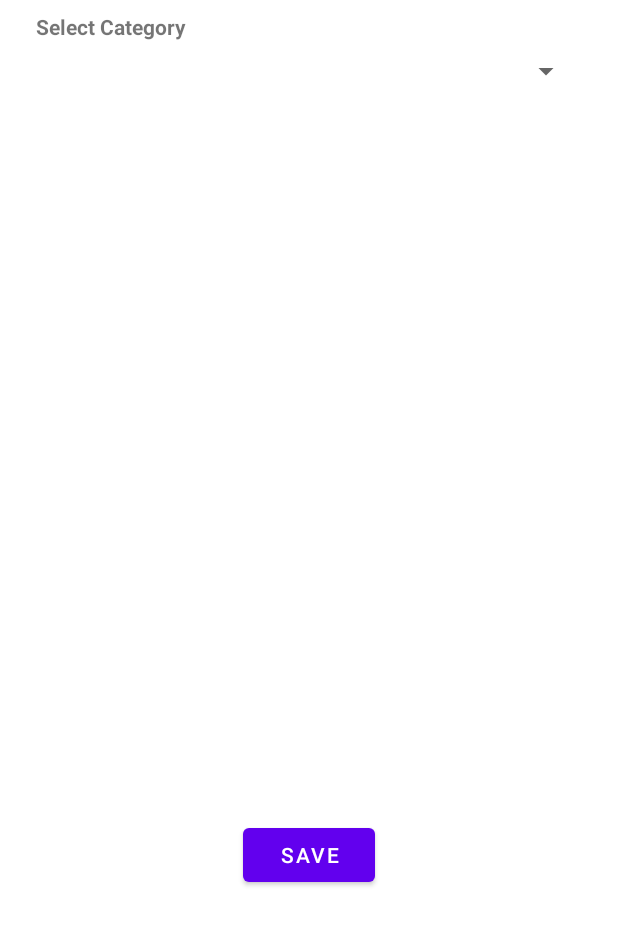
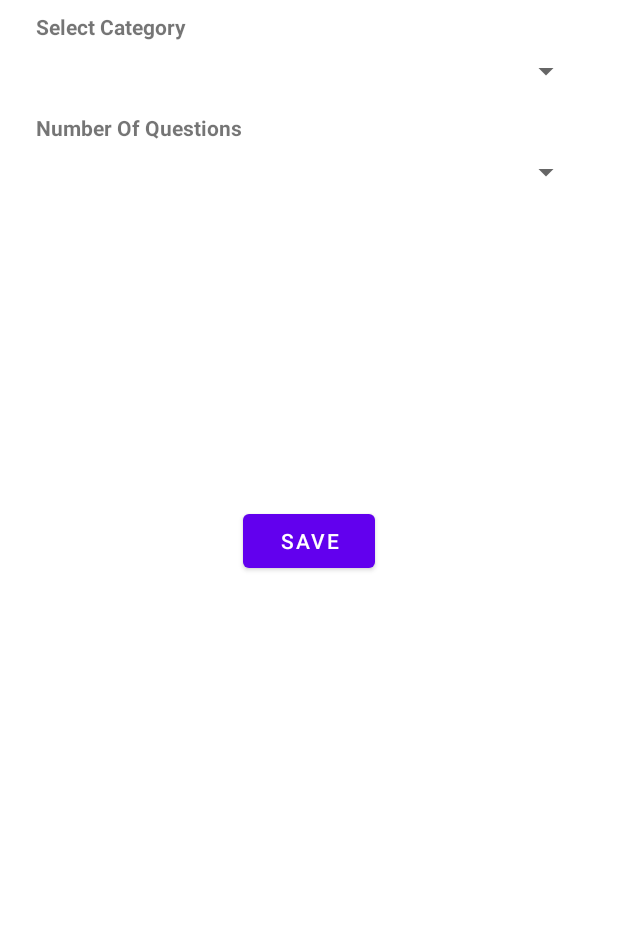
Before and after one commit to dhiraj97/Quizzio, an Android app: the layout activity_settings.xml on its own in the app's theme, with its tools: preview values and no code run, on a phone screen of 412 x 824 dp. Shown: the top 925 px of the screen. Run offline under Robolectric (Android 15) with nearby library versions, the phone set to English and light mode, and no system bars; network calls fail; Roboto replaces fonts that are not available here.

Commit message:
Giving choice for number of questions and categories

```diff
--- a/app/src/main/java/com/example/quizizo/data/Repository.java
+++ b/app/src/main/java/com/example/quizizo/data/Repository.java
@@ -18,8 +18,8 @@ import java.util.List;
 
 public class Repository {
     static String categoryUrl = "https://opentdb.com/api_category.php";
-    static int numberOfQuestions = 10;
-    static int category = 1;
+    static int numberOfQuestions = 2;
+    static int category = 32;
     static String questionsURL = "https://opentdb.com/api.php?amount=10&type=boolean";
     ArrayList<Question> questionArrayList = new ArrayList<>();
 
--- a/app/src/main/res/layout/activity_settings.xml
+++ b/app/src/main/res/layout/activity_settings.xml
@@ -1,7 +1,13 @@
 <?xml version="1.0" encoding="utf-8"?>
-<androidx.constraintlayout.widget.ConstraintLayout xmlns:android="http://schemas.android.com/apk/res/android"
+<layout xmlns:android="http://schemas.android.com/apk/res/android"
     xmlns:app="http://schemas.android.com/apk/res-auto"
-    xmlns:tools="http://schemas.android.com/tools"
+    xmlns:tools="http://schemas.android.com/tools">
+
+    <data>
+
+    </data>
+
+    <androidx.constraintlayout.widget.ConstraintLayout
         android:layout_width="match_parent"
         android:layout_height="match_parent"
         tools:context=".SettingsActivity">
@@ -30,6 +36,31 @@
             app:layout_constraintStart_toStartOf="parent"
             app:layout_constraintTop_toBottomOf="@+id/txtCategories" />
 
+        <TextView
+            android:id="@+id/txtNumberOfQuestions"
+            android:layout_width="wrap_content"
+            android:layout_height="wrap_content"
+            android:layout_marginStart="24dp"
+            android:layout_marginTop="16dp"
+            android:text="Number Of Questions"
+            android:textStyle="bold"
+            app:layout_constraintStart_toStartOf="parent"
+            app:layout_constraintTop_toBottomOf="@+id/spinnerCategory" />
+
+        <Spinner
+            android:id="@+id/spinner_questions"
+            style="@android:style/Widget.Material.Spinner"
+            android:layout_width="0dp"
+            android:layout_height="wrap_content"
+            android:layout_marginStart="24dp"
+            android:layout_marginTop="8dp"
+            android:layout_marginEnd="24dp"
+            android:spinnerMode="dropdown"
+            app:layout_constraintEnd_toEndOf="parent"
+            app:layout_constraintHorizontal_bias="0.0"
+            app:layout_constraintStart_toStartOf="parent"
+            app:layout_constraintTop_toBottomOf="@+id/txtNumberOfQuestions" />
+
         <Button
             android:id="@+id/btnSave"
             android:layout_width="wrap_content"
@@ -38,5 +69,7 @@
             android:text="Save"
             app:layout_constraintBottom_toBottomOf="parent"
             app:layout_constraintEnd_toEndOf="parent"
-        app:layout_constraintStart_toStartOf="parent" />
+            app:layout_constraintStart_toStartOf="parent"
+            app:layout_constraintTop_toBottomOf="@+id/spinner_questions" />
     </androidx.constraintlayout.widget.ConstraintLayout>
+</layout>
```
Also changed, not shown: app/src/main/java/com/example/quizizo/MainActivity.java (+7 -2 lines), app/src/main/java/com/example/quizizo/SettingsActivity.java (+93 -6 lines). Lines whose indentation alone changed are shown as unchanged.
